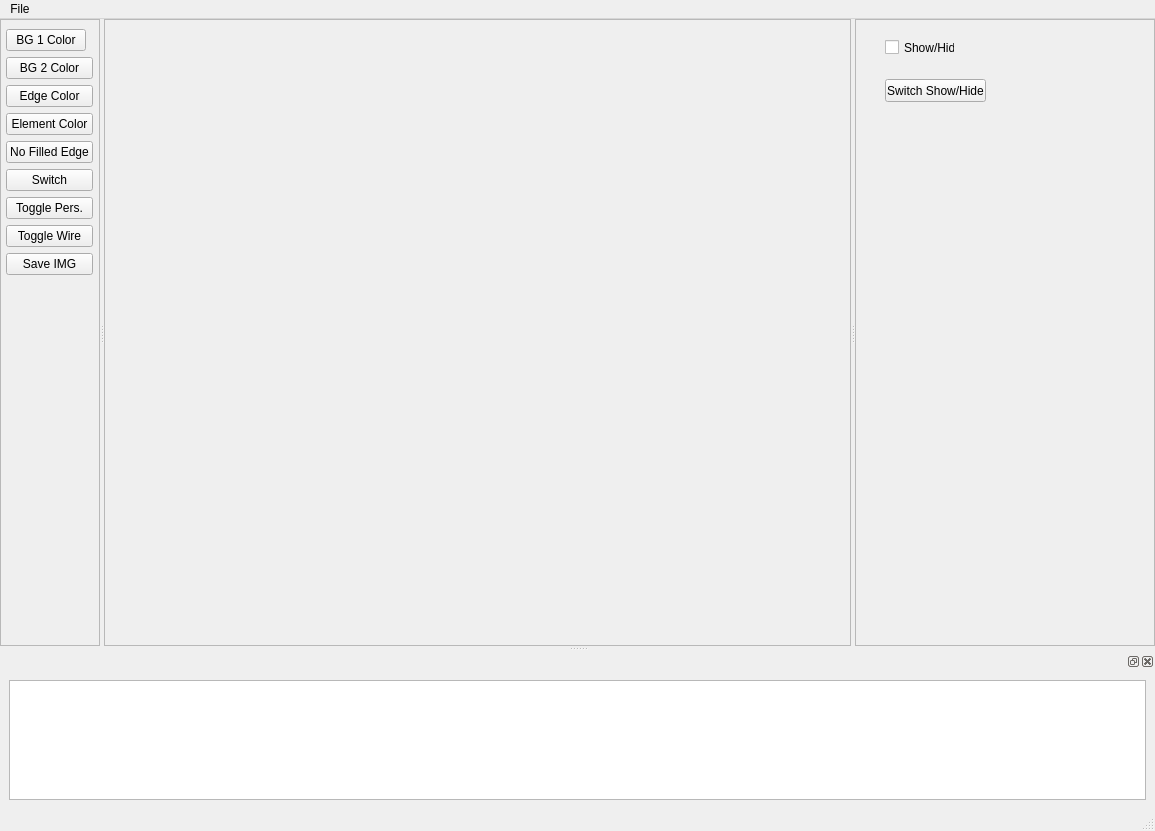
Above: fem_post/view/view.ui from MRedAero/FEMAnalysisTool before the change. Below: the same form after it.
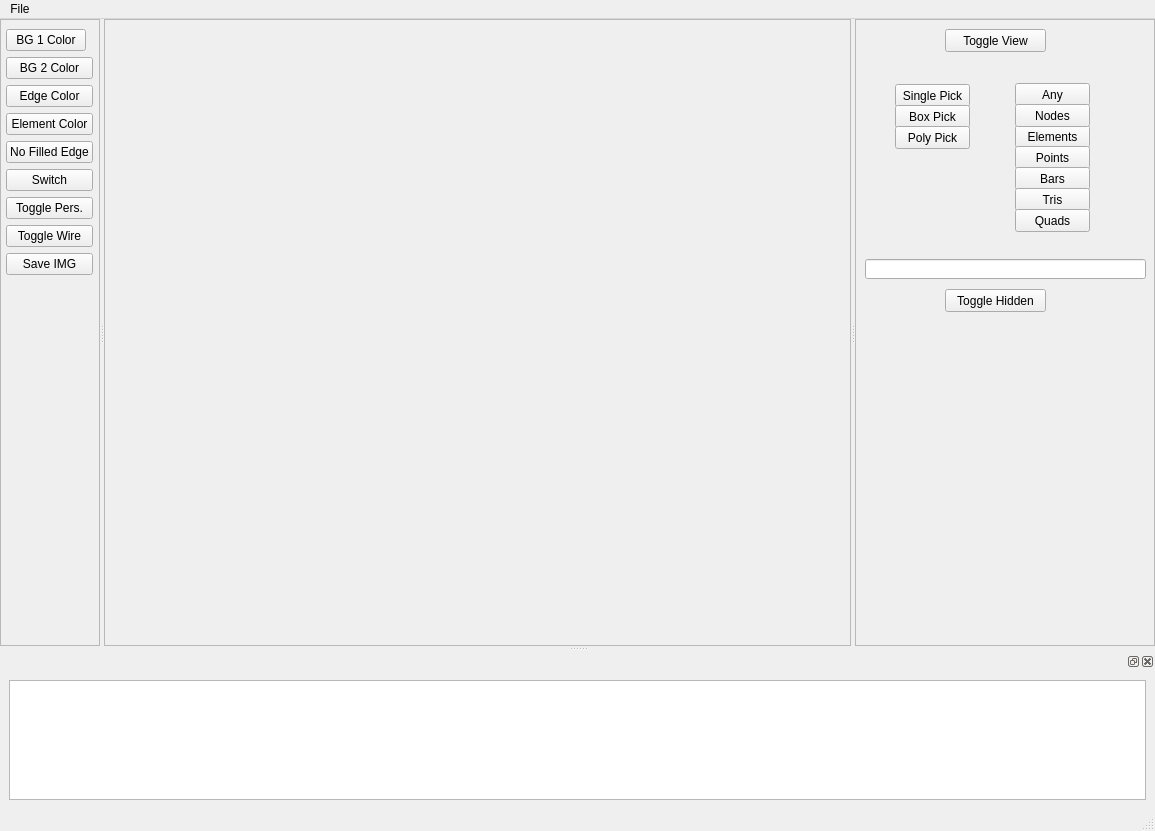
That is the form after the change.

Patch:
```diff
--- a/fem_post/view/view.ui
+++ b/fem_post/view/view.ui
@@ -169,6 +169,12 @@
         </layout>
        </widget>
        <widget class="QFrame" name="frame_2">
+        <property name="minimumSize">
+         <size>
+          <width>300</width>
+          <height>0</height>
+         </size>
+        </property>
         <property name="maximumSize">
          <size>
           <width>300</width>
@@ -181,24 +187,236 @@
         <property name="frameShadow">
          <enum>QFrame::Raised</enum>
         </property>
-        <widget class="QCheckBox" name="showHideCheckBox">
+        <widget class="QPushButton" name="toggle_view_button">
          <property name="geometry">
           <rect>
-           <x>30</x>
-           <y>20</y>
-           <width>70</width>
-           <height>17</height>
+           <x>90</x>
+           <y>10</y>
+           <width>101</width>
+           <height>23</height>
           </rect>
          </property>
+         <property name="sizePolicy">
+          <sizepolicy hsizetype="Maximum" vsizetype="Fixed">
+           <horstretch>0</horstretch>
+           <verstretch>0</verstretch>
+          </sizepolicy>
+         </property>
          <property name="text">
-          <string>Show/Hide</string>
+          <string>Toggle View</string>
          </property>
         </widget>
         <widget class="QPushButton" name="showHideButton">
          <property name="geometry">
           <rect>
-           <x>30</x>
-           <y>60</y>
+           <x>40</x>
+           <y>65</y>
+           <width>75</width>
+           <height>23</height>
+          </rect>
+         </property>
+         <property name="text">
+          <string>Single Pick</string>
+         </property>
+         <property name="autoDefault">
+          <bool>true</bool>
+         </property>
+        </widget>
+        <widget class="QPushButton" name="box_pick_button">
+         <property name="geometry">
+          <rect>
+           <x>40</x>
+           <y>86</y>
+           <width>75</width>
+           <height>23</height>
+          </rect>
+         </property>
+         <property name="text">
+          <string>Box Pick</string>
+         </property>
+         <property name="autoDefault">
+          <bool>true</bool>
+         </property>
+        </widget>
+        <widget class="QPushButton" name="poly_pick_button">
+         <property name="geometry">
+          <rect>
+           <x>40</x>
+           <y>107</y>
+           <width>75</width>
+           <height>23</height>
+          </rect>
+         </property>
+         <property name="text">
+          <string>Poly Pick</string>
+         </property>
+         <property name="autoDefault">
+          <bool>true</bool>
+         </property>
+         <property name="default">
+          <bool>false</bool>
+         </property>
+         <property name="flat">
+          <bool>false</bool>
+         </property>
+        </widget>
+        <widget class="QPushButton" name="any_button">
+         <property name="geometry">
+          <rect>
+           <x>160</x>
+           <y>64</y>
+           <width>75</width>
+           <height>23</height>
+          </rect>
+         </property>
+         <property name="text">
+          <string>Any</string>
+         </property>
+         <property name="autoDefault">
+          <bool>true</bool>
+         </property>
+        </widget>
+        <widget class="QPushButton" name="elements_button">
+         <property name="geometry">
+          <rect>
+           <x>160</x>
+           <y>106</y>
+           <width>75</width>
+           <height>23</height>
+          </rect>
+         </property>
+         <property name="text">
+          <string>Elements</string>
+         </property>
+         <property name="autoDefault">
+          <bool>true</bool>
+         </property>
+         <property name="default">
+          <bool>false</bool>
+         </property>
+         <property name="flat">
+          <bool>false</bool>
+         </property>
+        </widget>
+        <widget class="QPushButton" name="nodes_button">
+         <property name="geometry">
+          <rect>
+           <x>160</x>
+           <y>85</y>
+           <width>75</width>
+           <height>23</height>
+          </rect>
+         </property>
+         <property name="text">
+          <string>Nodes</string>
+         </property>
+         <property name="autoDefault">
+          <bool>true</bool>
+         </property>
+        </widget>
+        <widget class="QPushButton" name="points_button">
+         <property name="geometry">
+          <rect>
+           <x>160</x>
+           <y>127</y>
+           <width>75</width>
+           <height>23</height>
+          </rect>
+         </property>
+         <property name="text">
+          <string>Points</string>
+         </property>
+         <property name="autoDefault">
+          <bool>true</bool>
+         </property>
+         <property name="default">
+          <bool>false</bool>
+         </property>
+         <property name="flat">
+          <bool>false</bool>
+         </property>
+        </widget>
+        <widget class="QPushButton" name="bars_button">
+         <property name="geometry">
+          <rect>
+           <x>160</x>
+           <y>148</y>
+           <width>75</width>
+           <height>23</height>
+          </rect>
+         </property>
+         <property name="text">
+          <string>Bars</string>
+         </property>
+         <property name="autoDefault">
+          <bool>true</bool>
+         </property>
+         <property name="default">
+          <bool>false</bool>
+         </property>
+         <property name="flat">
+          <bool>false</bool>
+         </property>
+        </widget>
+        <widget class="QPushButton" name="tris_button">
+         <property name="geometry">
+          <rect>
+           <x>160</x>
+           <y>169</y>
+           <width>75</width>
+           <height>23</height>
+          </rect>
+         </property>
+         <property name="text">
+          <string>Tris</string>
+         </property>
+         <property name="autoDefault">
+          <bool>true</bool>
+         </property>
+         <property name="default">
+          <bool>false</bool>
+         </property>
+         <property name="flat">
+          <bool>false</bool>
+         </property>
+        </widget>
+        <widget class="QPushButton" name="quads_button">
+         <property name="geometry">
+          <rect>
+           <x>160</x>
+           <y>190</y>
+           <width>75</width>
+           <height>23</height>
+          </rect>
+         </property>
+         <property name="text">
+          <string>Quads</string>
+         </property>
+         <property name="autoDefault">
+          <bool>true</bool>
+         </property>
+         <property name="default">
+          <bool>false</bool>
+         </property>
+         <property name="flat">
+          <bool>false</bool>
+         </property>
+        </widget>
+        <widget class="QLineEdit" name="selection_box">
+         <property name="geometry">
+          <rect>
+           <x>10</x>
+           <y>240</y>
+           <width>281</width>
+           <height>20</height>
+          </rect>
+         </property>
+        </widget>
+        <widget class="QPushButton" name="toggle_hidden_button">
+         <property name="geometry">
+          <rect>
+           <x>90</x>
+           <y>270</y>
            <width>101</width>
            <height>23</height>
           </rect>
@@ -210,7 +428,7 @@
           </sizepolicy>
          </property>
          <property name="text">
-          <string>Switch Show/Hide</string>
+          <string>Toggle Hidden</string>
          </property>
         </widget>
        </widget>
```
Left out of the diff: 2 changed lines with no effect on the pictures.
